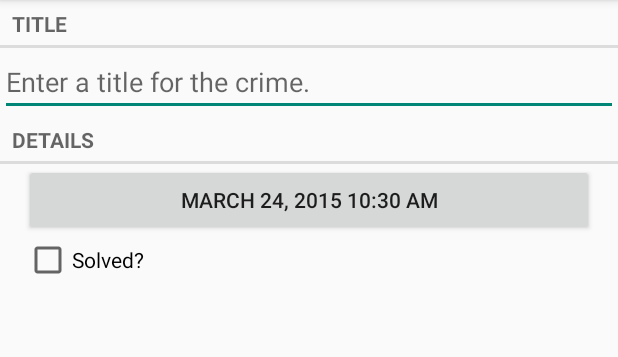
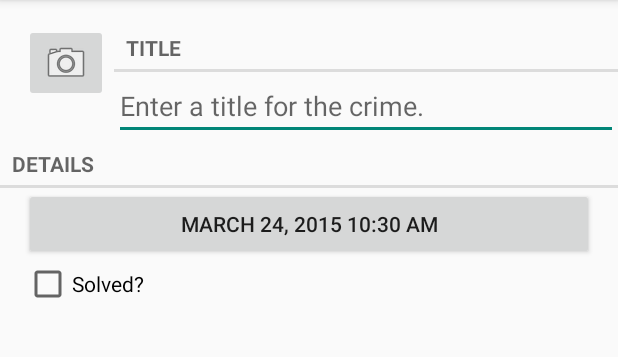
Before and after one commit to Maecenas49/BNR-Projects, an Android app: the CrimeFragment screen opened directly, with no data from a screen before it, on a phone screen of 412 x 824 dp, the part 84-441 px from its top. Run offline under Robolectric (Android 15) with nearby library versions, the light colour scheme and no system bars.

Commit message:
Completed Chapter 19. Added an image capture button to the crime fragment and created a new surfaceview to handle the camera.

```diff
--- a/CriminalIntent/app/src/main/java/com/bignerdranch/android/criminalintent/CrimeFragment.java
+++ b/CriminalIntent/app/src/main/java/com/bignerdranch/android/criminalintent/CrimeFragment.java
@@ -3,6 +3,9 @@ package com.bignerdranch.android.criminalintent;
 import android.annotation.TargetApi;
 import android.app.Activity;
 import android.content.Intent;
+import android.content.pm.PackageManager;
+import android.hardware.Camera;
+import android.media.Image;
 import android.os.Build;
 import android.os.Bundle;
 import android.support.annotation.Nullable;
@@ -23,6 +26,7 @@ import android.widget.Button;
 import android.widget.CheckBox;
 import android.widget.CompoundButton;
 import android.widget.EditText;
+import android.widget.ImageButton;
 
 import java.lang.annotation.Target;
 import java.util.Date;
@@ -46,6 +50,7 @@ public class CrimeFragment extends Fragment {
     private EditText mTitleField;
     private Button mDateButton;
     private CheckBox mSolvedCheckBox;
+    private ImageButton mPhotoButton;
 
     public static CrimeFragment newInstance(UUID crimeId) {
         Bundle args = new Bundle();
@@ -132,6 +137,25 @@ public class CrimeFragment extends Fragment {
             }
         });
 
+        mPhotoButton = (ImageButton) v.findViewById(R.id.crime_imageButton);
+        mPhotoButton.setOnClickListener(new View.OnClickListener() {
+            @Override
+            public void onClick(View v) {
+                Intent i = new Intent(getActivity(), CrimeCameraActivity.class);
+                startActivity(i);
+            }
+        });
+
+        //If camera is not available, disable camera functionality
+        PackageManager pm = getActivity().getPackageManager();
+        boolean hasACamera = pm.hasSystemFeature(PackageManager.FEATURE_CAMERA)||
+                pm.hasSystemFeature(PackageManager.FEATURE_CAMERA_FRONT)||
+                (Build.VERSION.SDK_INT >= Build.VERSION_CODES. GINGERBREAD &&
+                        Camera.getNumberOfCameras() > 0);
+        if (!hasACamera){
+            mPhotoButton.setEnabled(false);
+        }
+
         return v;
     }
 
--- a/CriminalIntent/app/src/main/res/layout-land/fragment_crime.xml
+++ b/CriminalIntent/app/src/main/res/layout-land/fragment_crime.xml
@@ -3,6 +3,33 @@
               android:orientation="vertical"
               android:layout_width="match_parent"
               android:layout_height="match_parent">
+    <LinearLayout
+        android:layout_width="fill_parent"
+        android:layout_height="wrap_content"
+        android:orientation="horizontal"
+        android:layout_marginLeft="16dp"
+        android:layout_marginTop="16dp">
+
+    <LinearLayout
+        android:layout_width="wrap_content"
+        android:layout_height="wrap_content"
+        android:orientation="vertical"
+        android:layout_marginRight="4dp">
+
+        <ImageButton
+            android:id="@+id/crime_imageButton"
+            android:layout_width="match_parent"
+            android:layout_height="wrap_content"
+            android:src="@android:drawable/ic_menu_camera"
+            />
+        </LinearLayout>
+
+    <LinearLayout
+        android:layout_width="wrap_content"
+        android:layout_height="wrap_content"
+        android:orientation="vertical"
+        android:layout_weight="1">
+
     <TextView
         android:layout_width="match_parent"
         android:layout_height="wrap_content"
@@ -14,6 +41,10 @@
         android:layout_height="wrap_content"
         android:hint="@string/crime_title_hint"
         />
+
+        </LinearLayout>
+    </LinearLayout>
+
     <TextView
         android:layout_width="match_parent"
         android:layout_height="wrap_content"
--- a/CriminalIntent/app/src/main/res/layout/fragment_crime.xml
+++ b/CriminalIntent/app/src/main/res/layout/fragment_crime.xml
@@ -3,6 +3,29 @@
               android:orientation="vertical"
               android:layout_width="match_parent"
               android:layout_height="match_parent">
+    <LinearLayout
+        android:layout_width="fill_parent"
+        android:layout_height="wrap_content"
+        android:orientation="horizontal"
+        android:layout_marginLeft="16dp"
+        android:layout_marginTop="16dp">
+    <LinearLayout
+        android:layout_width="wrap_content"
+        android:layout_height="wrap_content"
+        android:orientation="vertical"
+        android:layout_marginRight="4dp">
+
+        <ImageButton
+            android:id="@+id/crime_imageButton"
+            android:layout_width="match_parent"
+            android:layout_height="wrap_content"
+            android:src="@android:drawable/ic_menu_camera"/>
+        </LinearLayout>
+    <LinearLayout
+        android:layout_width="wrap_content"
+        android:layout_height="wrap_content"
+        android:orientation="vertical"
+        android:layout_weight="1">
     <TextView
         android:layout_width="match_parent"
         android:layout_height="wrap_content"
@@ -14,6 +37,8 @@
         android:layout_height="wrap_content"
         android:hint="@string/crime_title_hint"
         />
+        </LinearLayout>
+    </LinearLayout>
     <TextView
         android:layout_width="match_parent"
         android:layout_height="wrap_content"
--- a/CriminalIntent/app/src/main/res/values/strings.xml
+++ b/CriminalIntent/app/src/main/res/values/strings.xml
@@ -22,4 +22,5 @@
     <string name="yes_text">Yes</string>
     <string name="no_text">No</string>
     <string name="confirm_delete">Delete Crime?</string>
+    <string name="take">Take!</string>
 </resources>
```
Also changed, not shown: CriminalIntent/app/src/main/AndroidManifest.xml (+9 -1 lines), CriminalIntent/app/src/main/java/com/bignerdranch/android/criminalintent/CrimeCameraActivity.java (added, +27 -0 lines), CriminalIntent/app/src/main/java/com/bignerdranch/android/criminalintent/CrimeCameraFragment.java (added, +135 -0 lines), CriminalIntent/app/src/main/res/layout/fragment_crime_camera.xml (added, +25 -0 lines).
